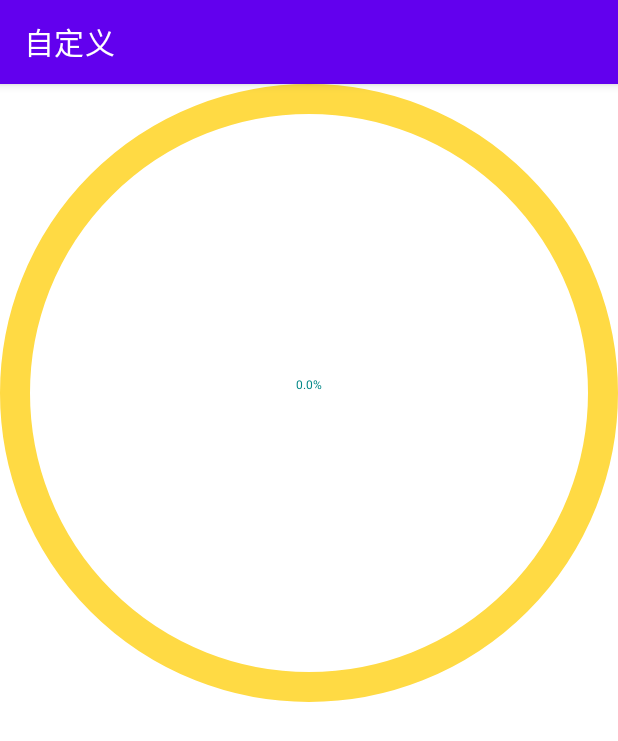
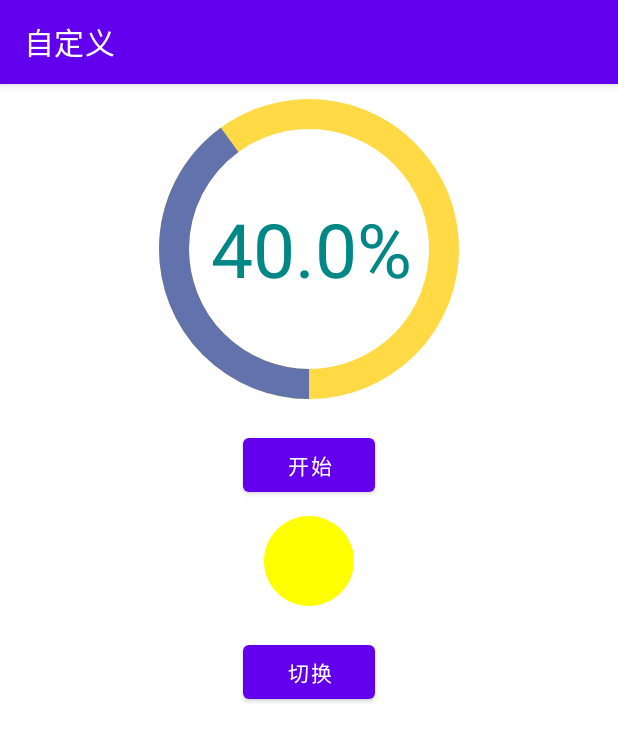
Before and after one commit to jianghu9527/DomeSummary, an Android app: the ProgressActivity screen opened directly, with no data from a screen before it, on a phone screen of 412 x 824 dp. Shown: the top 741 px of the screen. Run offline under Robolectric (Android 15) with nearby library versions, the phone set to English and light mode, and no system bars.

Commit message:
多种图像切换

```diff
--- a/app/build.gradle
+++ b/app/build.gradle
@@ -44,7 +44,9 @@ android {
             versionNameSuffix "release_${getTime()}"
             debuggable true
             multiDexEnabled true
-//            minifyEnabled false
+            shrinkResources true
+            minifyEnabled true
+            zipAlignEnabled true
 //            proguardFiles getDefaultProguardFile('proguard-android-optimize.txt'), 'proguard-rules.pro'
         }
 
--- a/app/src/main/java/com/cd/ruileda/cc/view/widget/ProgressBarView.java
+++ b/app/src/main/java/com/cd/ruileda/cc/view/widget/ProgressBarView.java
@@ -8,12 +8,18 @@ import android.graphics.Paint;
 import android.graphics.Rect;
 import android.graphics.RectF;
 import android.util.AttributeSet;
+import android.util.Log;
+import android.util.TypedValue;
 import android.view.View;
 
 import androidx.annotation.Nullable;
 
 import com.cd.ruileda.cc.view.R;
 
+
+/**
+ * 当前进度
+ */
 public class ProgressBarView extends View {
 
     int mInnerBackGround= Color.RED;
@@ -24,7 +30,7 @@ public class ProgressBarView extends View {
 
     Paint minnerPaint,moutPaint,mTextPaint;
     int mMax=100;
-    int mProgress=30;
+    int mProgress=40;
 
 
     public ProgressBarView(Context context) {
@@ -42,8 +48,8 @@ public class ProgressBarView extends View {
 
          mInnerBackGround= arrary.getColor(R.styleable.ProgressBarView_innerBackground,mInnerBackGround);
         mOutBackGround= arrary.getColor(R.styleable.ProgressBarView_outBackground,mOutBackGround);
-        mRoundWidth= (int) arrary.getDimension(R.styleable.ProgressBarView_roundWidth,mRoundWidth);
-        mProgressTextSize=arrary.getDimension(R.styleable.ProgressBarView_progressTextSize,mProgressTextSize);
+        mRoundWidth= (int) arrary.getDimension(R.styleable.ProgressBarView_roundWidth,dip2px(mRoundWidth));
+        mProgressTextSize=arrary.getDimension(R.styleable.ProgressBarView_progressTextSize,sp2px(mProgressTextSize) );
         mProgreessTextColor= arrary.getColor(R.styleable.ProgressBarView_progressTextColor,mProgreessTextColor);
         arrary.recycle();
 
@@ -66,7 +72,7 @@ public class ProgressBarView extends View {
         mTextPaint.setAntiAlias(true);
         mTextPaint.setColor(mProgreessTextColor);
         mTextPaint.setStrokeWidth(mRoundWidth);
-
+        mTextPaint.setTextSize(mProgressTextSize);
 
     }
 
@@ -85,16 +91,23 @@ public class ProgressBarView extends View {
     protected void onDraw(Canvas canvas) {
         super.onDraw(canvas);
 
+        //进度背景显示
        int center= getWidth()/2;
         canvas.drawCircle(center,center,center-mRoundWidth/2,minnerPaint);
+
+       //进度显示
         RectF rect=new RectF(0+mRoundWidth/2,0+mRoundWidth/2,getWidth()-mRoundWidth/2,getHeight()-mRoundWidth/2);
         if (mProgress==0){
             return;
         }
-       float Current= mProgress/mMax;
-        canvas.drawArc(rect,0,Current*360,false,moutPaint);
 
+       float Current=(float) mProgress/mMax;
+        canvas.drawArc(rect,90,Current*360,
+                false,moutPaint);
+        Log.d("------------","--------ProgressBarView----" +
+                "-当前进度-----"+Current);
 
+        //文字
         String  text=Current*100+"%";
         Rect  textBound=new Rect();
         mTextPaint.getTextBounds(text,0,text.length(),textBound);
@@ -102,9 +115,34 @@ public class ProgressBarView extends View {
         Paint.FontMetricsInt  fontMetricsInt= mTextPaint.getFontMetricsInt();
       int dy=  (fontMetricsInt.bottom-fontMetricsInt.top)/2-fontMetricsInt.bottom;
       int x=  getWidth()/2-textBound.width()/2;
-      int baselIne=getHeight()/2-dy;
-        canvas.drawText(text,x,baselIne,mTextPaint);
+      int baselIne=getHeight()/2+dy;
+      canvas.drawText(text,x,baselIne,mTextPaint);
 
 
     }
+
+    private int sp2px(float sp) {
+        return (int) TypedValue.applyDimension(TypedValue.COMPLEX_UNIT_SP, sp, getResources().getDisplayMetrics());
+    }
+
+    private float dip2px(int dip) {
+        return TypedValue.applyDimension(TypedValue.COMPLEX_UNIT_DIP, dip, getResources().getDisplayMetrics());
+    }
+
+    // 给几个方法
+    public synchronized void setMax(int max) {
+        if (max < 0) {
+            return;
+        }
+        this.mMax = max;
+    }
+
+    public synchronized void setProgress(int progress) {
+        if (progress < 0) {
+            return;
+        }
+        this.mProgress = progress;
+        // 刷新 invalidate
+        invalidate();
+    }
 }
--- /dev/null
+++ b/app/src/main/java/com/cd/ruileda/cc/view/widget/ShapeView.java
@@ -0,0 +1,96 @@
+package com.cd.ruileda.cc.view.widget;
+
+import android.content.Context;
+import android.graphics.Canvas;
+import android.graphics.Color;
+import android.graphics.Paint;
+import android.graphics.Path;
+import android.util.AttributeSet;
+import android.view.View;
+
+/**
+ * Email 240336124@qq.com
+ * Created by Darren on 2017/5/27.
+ * Version 1.0
+ * Description:
+ */
+public class ShapeView extends View {
+    private Shape mCurrentShape = Shape.Circle;
+    Paint mPaint;
+    private Path mPath;
+
+    public ShapeView(Context context) {
+        this(context, null);
+    }
+
+    public ShapeView(Context context, AttributeSet attrs) {
+        this(context, attrs, 0);
+    }
+
+    public ShapeView(Context context, AttributeSet attrs, int defStyleAttr) {
+        super(context, attrs, defStyleAttr);
+        mPaint = new Paint();
+        mPaint.setAntiAlias(true);
+    }
+
+    @Override
+    protected void onMeasure(int widthMeasureSpec, int heightMeasureSpec) {
+        super.onMeasure(widthMeasureSpec, heightMeasureSpec);
+        // 只保证是正方形
+        int width = MeasureSpec.getSize(widthMeasureSpec);
+        int height = MeasureSpec.getSize(heightMeasureSpec);
+        setMeasuredDimension(Math.min(width, height), Math.min(width, height));
+    }
+
+    @Override
+    protected void onDraw(Canvas canvas) {
+
+        switch (mCurrentShape) {
+            case Circle:
+                // 画圆形
+                int center = getWidth() / 2;
+                mPaint.setColor(Color.YELLOW);
+                canvas.drawCircle(center, center, center, mPaint);
+                break;
+            case Square:
+                // 画正方形
+                mPaint.setColor(Color.BLUE);
+                canvas.drawRect(0, 0, getWidth(), getHeight(), mPaint);
+                break;
+            case Triangle:
+                // 画三角  Path 画路线
+                mPaint.setColor(Color.RED);
+                if (mPath == null) {
+                    // 画路径
+                    mPath = new Path();
+                    mPath.moveTo(getWidth() / 2, 0);
+                    mPath.lineTo(0, (float) ((getWidth()/2)*Math.sqrt(3)));
+                    mPath.lineTo(getWidth(), (float) ((getWidth()/2)*Math.sqrt(3)));
+                    // path.lineTo(getWidth()/2,0);
+                    mPath.close();// 把路径闭合
+                }
+                canvas.drawPath(mPath, mPaint);
+                break;
+        }
+    }
+
+    public void exchange() {
+        switch (mCurrentShape) {
+            case Circle://圆形
+                mCurrentShape = Shape.Square;
+                break;
+            case Square://四边形
+                mCurrentShape = Shape.Triangle;
+                break;
+            case Triangle://
+                // 画三角  Path 画路线
+                mCurrentShape = Shape.Circle;
+                break;
+        }
+        invalidate();
+    }
+
+    public enum Shape {
+        Circle, Square, Triangle
+    }
+}
--- a/app/src/main/res/layout/layoutprogress.xml
+++ b/app/src/main/res/layout/layoutprogress.xml
@@ -8,15 +8,44 @@
 
 
 <com.cd.ruileda.cc.view.widget.ProgressBarView
-    android:layout_width="match_parent"
-    android:layout_height="match_parent"
+    android:id="@+id/viewprogress"
+    android:layout_width="200dp"
+    android:layout_height="200dp"
     app:outBackground="@color/home_but_bg"
     app:progressTextColor="@color/teal_700"
     app:innerBackground="@color/main_color"
     app:roundWidth="20dp"
-    app:progressTextSize="1000sp"
+    android:layout_gravity="center"
+    app:progressTextSize="50sp"
+    android:layout_margin="10dp"
     />
+
+    <Button
+        android:id="@+id/buttonstart"
+        android:layout_width="wrap_content"
+        android:layout_height="wrap_content"
+        android:layout_gravity="center"
+        android:layout_marginTop="10dp"
+        android:text="开始" />
+
+    <com.cd.ruileda.cc.view.widget.ShapeView
+        android:id="@+id/shape_view"
+        android:layout_centerInParent="true"
+        android:layout_width="60dp"
+        android:layout_margin="10dp"
+        android:layout_gravity="center"
+        android:layout_height="60dp" />
 
 
 
+    <Button
+        android:id="@+id/button2ShapeView"
+        android:layout_width="wrap_content"
+        android:layout_height="wrap_content"
+        android:layout_gravity="center"
+        android:layout_marginTop="10dp"
+        android:onClick="exchange"
+        android:text="切换" />
+
+
 </LinearLayout>
```
Also changed, not shown: app/src/main/java/com/cd/ruileda/cc/view/ui/ProgressActivity.java (+56 -0 lines), 1 other file.
